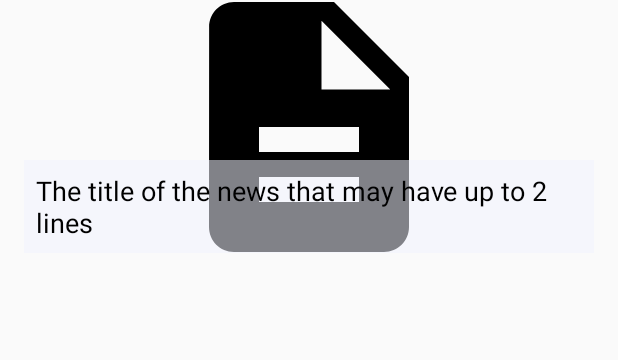
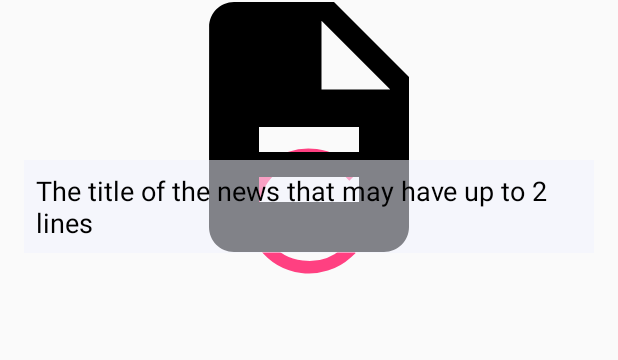
Before and after one commit to Jamargle/bbc-rss-reader, an Android app: the layout fragment_news_list.xml on its own in the app's theme, with its tools: preview values and no code run, on a phone screen of 412 x 824 dp. Shown: the part 407-767 px from the top of the screen. Run offline under Robolectric (Android 15) with nearby library versions, the phone set to English and light mode, and no system bars.

Commit message:
Added states and use them to display and hide the loading view and the list of news

```diff
--- a/app/src/main/java/com/jmlb0003/bbcnews/presentation/news/NewsFragment.kt
+++ b/app/src/main/java/com/jmlb0003/bbcnews/presentation/news/NewsFragment.kt
@@ -44,7 +44,7 @@ class NewsFragment : Fragment() {
         DataBindingUtil.bind<ViewDataBinding>(view)?.apply {
             setVariable(BR.viewModel, newsListViewModel)
         }
-        newsListViewModel.fetchNewsFeed()
+        newsListViewModel.displayNewsFeed()
     }
 
     private fun initRecyclerView(rootView: View) {
--- a/app/src/main/java/com/jmlb0003/bbcnews/utils/BindingAdapters.kt
+++ b/app/src/main/java/com/jmlb0003/bbcnews/utils/BindingAdapters.kt
@@ -2,6 +2,7 @@ package com.jmlb0003.bbcnews.utils
 
 import android.databinding.BindingAdapter
 import android.support.v7.widget.RecyclerView
+import android.view.View
 import com.jmlb0003.bbcnews.presentation.news.adapter.NewsAdapter
 
 @BindingAdapter("news")
@@ -10,3 +11,8 @@ internal fun setNews(recyclerView: RecyclerView, newsList: List<String>?) {
         (recyclerView.adapter as? NewsAdapter)?.bindNews(it)
     }
 }
+
+@BindingAdapter("visible")
+internal fun setVisibility(view: View, visible: Boolean) {
+    view.visibility = if (visible) View.VISIBLE else View.GONE
+}
--- a/app/src/main/res/layout/fragment_news_list.xml
+++ b/app/src/main/res/layout/fragment_news_list.xml
@@ -2,6 +2,8 @@
 <layout>
 
     <data>
+
+        <import type="com.jmlb0003.bbcnews.presentation.news.State" />
 
         <variable
             name="viewModel"
@@ -15,6 +17,15 @@
         android:layout_height="match_parent"
         tools:context=".presentation.news.MainActivity">
 
+        <ProgressBar
+            android:layout_width="match_parent"
+            android:layout_height="@dimen/loading_view_height"
+            app:layout_constraintBottom_toBottomOf="parent"
+            app:layout_constraintEnd_toEndOf="parent"
+            app:layout_constraintStart_toStartOf="parent"
+            app:layout_constraintTop_toTopOf="parent"
+            app:visible="@{viewModel.state instanceof State.Busy}" />
+
         <android.support.v7.widget.RecyclerView
             android:id="@+id/news_recycler_view"
             android:layout_width="match_parent"
@@ -25,6 +36,7 @@
             app:layout_constraintStart_toStartOf="parent"
             app:layout_constraintTop_toTopOf="parent"
             app:news="@{viewModel.newsList}"
+            app:visible="@{viewModel.state instanceof State.Done}"
             tools:listitem="@layout/item_list_news" />
 
     </android.support.constraint.ConstraintLayout>
--- a/app/src/main/res/values/dimens.xml
+++ b/app/src/main/res/values/dimens.xml
@@ -1,6 +1,7 @@
 <?xml version="1.0" encoding="utf-8"?>
 <resources>
     <!-- News list screen -->
+    <dimen name="loading_view_height">100dp</dimen>
     <dimen name="news_picture_height">200dp</dimen>
 
     <!-- Standard margins -->
```
Also changed, not shown: app/src/main/java/com/jmlb0003/bbcnews/presentation/news/NewsListViewModel.kt (+9 -1 lines), app/src/main/java/com/jmlb0003/bbcnews/presentation/news/State.kt (added, +11 -0 lines).
